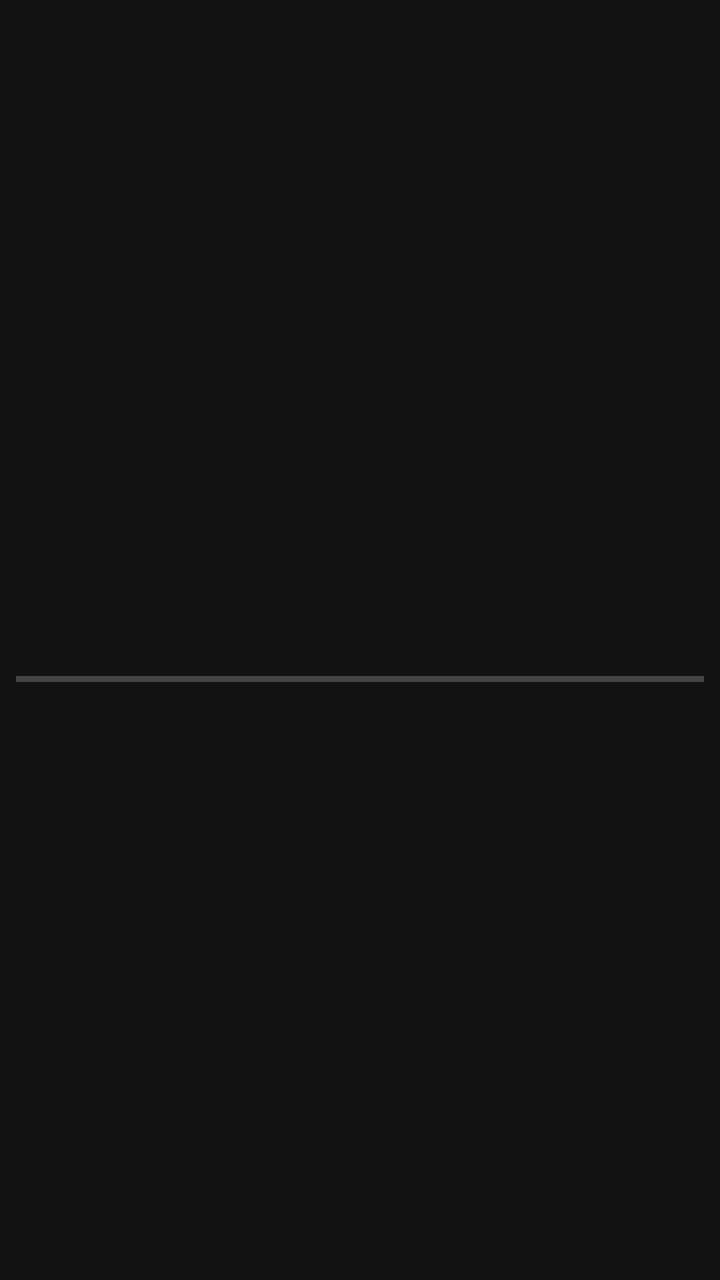
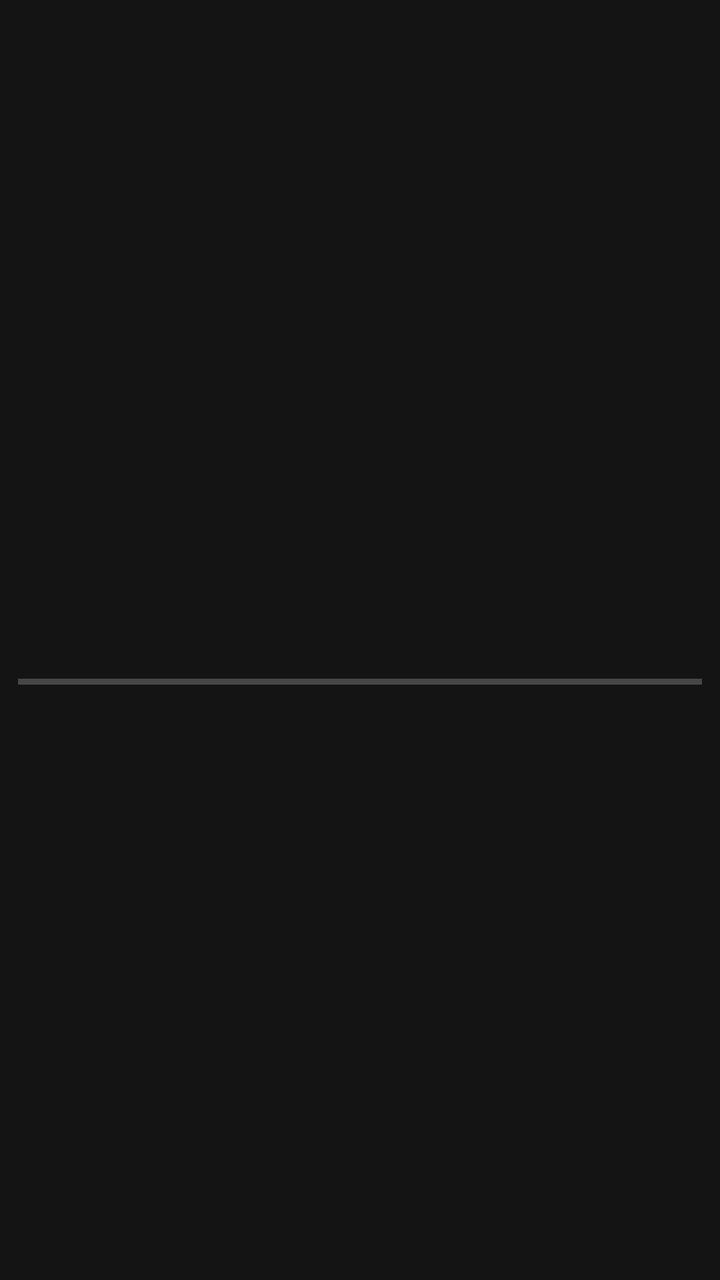

Screens rendered from an Android XML layout before and after an edit, with the pre-edit source and the edit as a unified diff.
<!-- AndroidManifest.xml: application theme AppTheme -->
<!-- res/layout/widget_list_item.xml -->
<?xml version="1.0" encoding="utf-8"?>
<LinearLayout xmlns:android="http://schemas.android.com/apk/res/android"
    android:id="@+id/widget_list_item_root"
    android:layout_width="match_parent"
    android:layout_height="wrap_content"
    android:orientation="horizontal"
    android:padding="8dp"
    android:gravity="center_vertical">

    <LinearLayout
        android:layout_width="0dp"
        android:layout_height="wrap_content"
        android:layout_weight="1"
        android:orientation="vertical">

        <TextView
            android:id="@+id/tv_title"
            android:layout_width="match_parent"
            android:layout_height="wrap_content"
            android:textColor="#FFFFFF"
            android:textSize="13sp"
            android:textStyle="bold"
            android:maxLines="2"
            android:ellipsize="end" />

        <TextView
            android:id="@+id/tv_sub"
            android:layout_width="match_parent"
            android:layout_height="wrap_content"
            android:textColor="#B8C0CC"
            android:textSize="11sp"
            android:maxLines="1"
            android:ellipsize="end"
            android:layout_marginTop="2dp" />

        <ProgressBar
            android:id="@+id/pb_show_progress"
            style="?android:attr/progressBarStyleHorizontal"
            android:layout_width="match_parent"
            android:layout_height="3dp"
            android:layout_marginTop="5dp"
            android:max="100"
            android:progress="0"
            android:progressTint="#4DD0E1"
            android:backgroundTint="#333A44" />
    </LinearLayout>
</LinearLayout>
<!-- resources referenced by this layout -->
<resources>
  <style name="AppTheme" parent="Theme.MaterialComponents.NoActionBar">
          <item name="colorPrimary">@color/colorPrimary</item>
          <item name="colorPrimaryDark">@color/colorPrimaryDark</item>
          <item name="colorAccent">@color/colorAccent</item>
          <item name="android:windowBackground">@color/bg_dark</item>
          <item name="android:colorBackground">@color/bg_dark</item>
      </style>
  <color name="colorPrimary">#6200EE</color>
  <color name="colorPrimaryDark">#3700B3</color>
  <color name="colorAccent">#03DAC5</color>
  <color name="bg_dark">#121212</color>
</resources>

<!-- the commit's change to res/layout/widget_list_item.xml (unified diff, before → after) -->
@@ -4,7 +4,10 @@
     android:layout_width="match_parent"
     android:layout_height="wrap_content"
     android:orientation="horizontal"
-    android:padding="8dp"
+    android:background="#142A2A3A"
+    android:padding="9dp"
+    android:layout_marginTop="2dp"
+    android:layout_marginBottom="2dp"
     android:gravity="center_vertical">
 
     <LinearLayout
@@ -18,9 +21,9 @@
             android:layout_width="match_parent"
             android:layout_height="wrap_content"
             android:textColor="#FFFFFF"
-            android:textSize="13sp"
+            android:textSize="14sp"
             android:textStyle="bold"
-            android:maxLines="2"
+            android:maxLines="1"
             android:ellipsize="end" />
 
         <TextView
@@ -38,7 +41,7 @@
             style="?android:attr/progressBarStyleHorizontal"
             android:layout_width="match_parent"
             android:layout_height="3dp"
-            android:layout_marginTop="5dp"
+            android:layout_marginTop="6dp"
             android:max="100"
             android:progress="0"
             android:progressTint="#4DD0E1"
